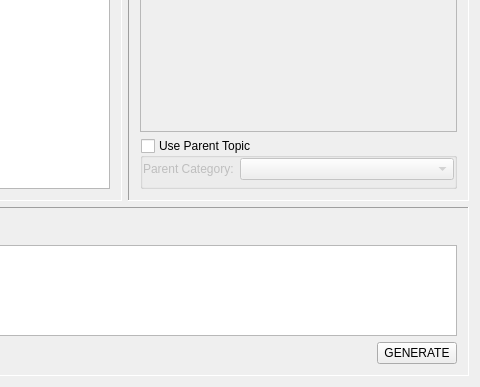
The window that mainwindow.ui (farling42/csv2rw) describes before a commit, drawn with Qt 5; both pictures show x 231 to 711 and y 166 to 553 of the 711 by 553 pixel window.
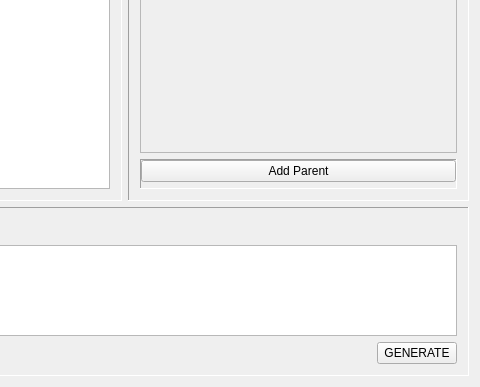
The same window after the commit. Icons and pictures are not drawn.

Commit message: Add the ability to specify a hierarchy of parents. This requires adding in a new ParentCategoryWidget class to support the new GUI for adding parents.

What changed in the file:
```diff
--- a/mainwindow.ui
+++ b/mainwindow.ui
@@ -245,24 +245,21 @@
                   <x>0</x>
                   <y>0</y>
                   <width>321</width>
-                  <height>215</height>
+                  <height>225</height>
                  </rect>
                 </property>
                </widget>
               </widget>
              </item>
              <item>
-              <widget class="QGroupBox" name="parentGroupBox">
-               <property name="title">
-                <string>Use Parent Topic</string>
+              <widget class="QFrame" name="frame_2">
+               <property name="frameShape">
+                <enum>QFrame::Panel</enum>
                </property>
-               <property name="checkable">
-                <bool>true</bool>
+               <property name="frameShadow">
+                <enum>QFrame::Sunken</enum>
                </property>
-               <property name="checked">
-                <bool>false</bool>
-               </property>
-               <layout class="QVBoxLayout" name="verticalLayout_6">
+               <layout class="QVBoxLayout" name="verticalLayout_7">
                 <property name="leftMargin">
                  <number>0</number>
                 </property>
@@ -276,8 +273,15 @@
                  <number>0</number>
                 </property>
                 <item>
-                 <widget class="QWidget" name="parentDetails" native="true">
-                  <layout class="QVBoxLayout" name="verticalLayout_7">
+                 <widget class="QPushButton" name="addParent">
+                  <property name="text">
+                   <string>Add Parent</string>
+                  </property>
+                 </widget>
+                </item>
+                <item>
+                 <widget class="QWidget" name="parentWidget" native="true">
+                  <layout class="QVBoxLayout" name="verticalLayout_6">
                    <property name="leftMargin">
                     <number>0</number>
                    </property>
@@ -290,52 +294,6 @@
                    <property name="bottomMargin">
                     <number>0</number>
                    </property>
-                   <item>
-                    <widget class="QWidget" name="widget_7" native="true">
-                     <layout class="QHBoxLayout" name="horizontalLayout" stretch="0,1">
-                      <property name="leftMargin">
-                       <number>0</number>
-                      </property>
-                      <property name="topMargin">
-                       <number>0</number>
-                      </property>
-                      <property name="rightMargin">
-                       <number>0</number>
-                      </property>
-                      <property name="bottomMargin">
-                       <number>0</number>
-                      </property>
-                      <item>
-                       <widget class="QLabel" name="label_2">
-                        <property name="text">
-                         <string>Parent Category:</string>
-                        </property>
-                       </widget>
-                      </item>
-                      <item>
-                       <widget class="QComboBox" name="parentCategoryComboBox"/>
-                      </item>
-                     </layout>
-                    </widget>
-                   </item>
-                   <item>
-                    <widget class="QWidget" name="parentArea" native="true">
-                     <layout class="QHBoxLayout" name="horizontalLayout_8" stretch="">
-                      <property name="leftMargin">
-                       <number>0</number>
-                      </property>
-                      <property name="topMargin">
-                       <number>0</number>
-                      </property>
-                      <property name="rightMargin">
-                       <number>0</number>
-                      </property>
-                      <property name="bottomMargin">
-                       <number>0</number>
-                      </property>
-                     </layout>
-                    </widget>
-                   </item>
                   </layout>
                  </widget>
                 </item>
```
Left out of the diff: 25 changed lines with no effect on the pictures. The commit also changes 12 other files.
